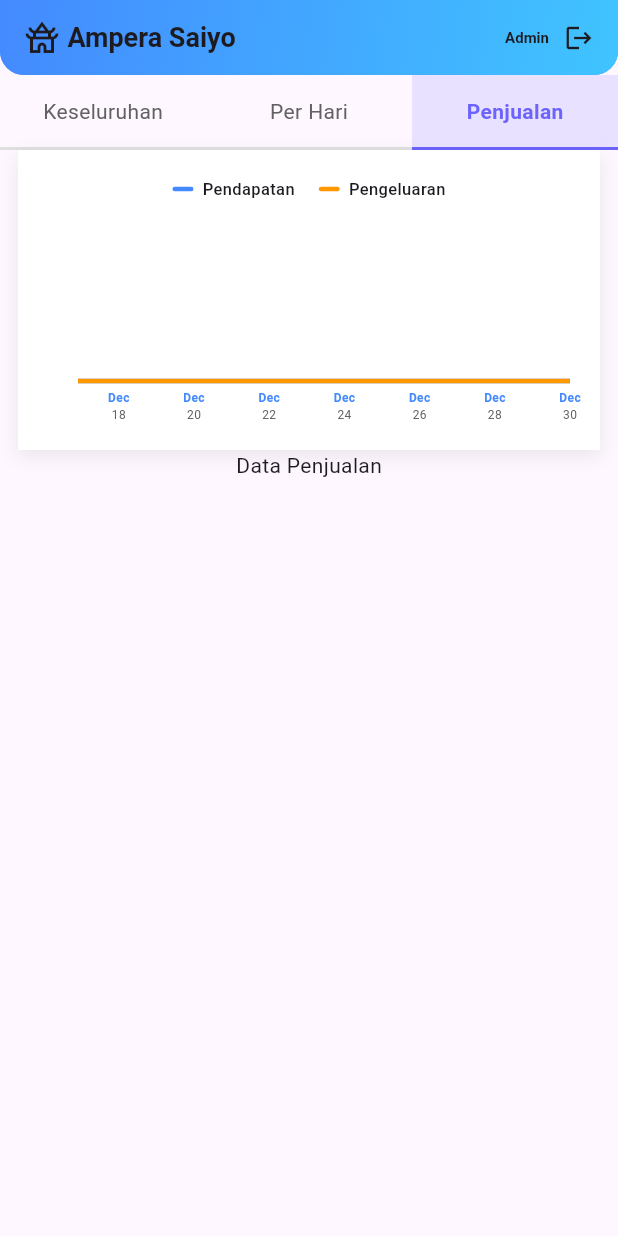
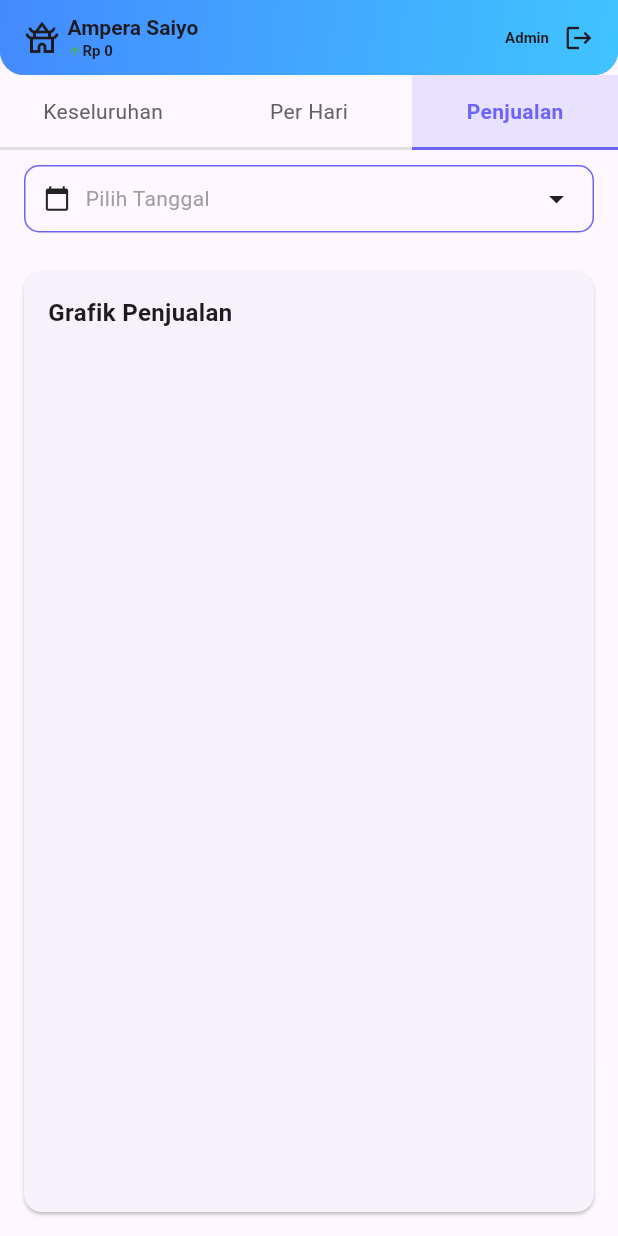
Before and after one commit to Raflirr70/KP_v2, a Flutter app: the Monitoring screen opened directly, after a tap on "Per Hari", after a tap on "Penjualan", on a phone screen of 412 x 824 dp. Run offline on Flutter 3.47's test engine with Material 3 defaults, Android fonts, the light colour scheme and no system bars; drawn by our look-alikes of fl_chart; our stand-ins replace cloud_firestore, firebase_auth, firebase_core, google_fonts, shared_preferences; accounts and stored records are empty.

Commit message:
Menambahkan fitur laba

```diff
--- a/lib/model/laporan.dart
+++ b/lib/model/laporan.dart
@@ -306,6 +306,57 @@ class Laporans extends ChangeNotifier {
       return total;
     } catch (e) {
       debugPrint("Error getPendapatanWaktu: $e");
+      return 0;
+    }
+  }
+
+  Future<double> getLaba() async {
+    try {
+      double totalPenjualan = 0;
+      double totalPengeluaran = 0;
+      double totalBiayaJadwal = 0;
+
+      // ===============================
+      // 🔥 HITUNG PENJUALAN
+      // ===============================
+      final penjualanSnapshot = await FirebaseFirestore.instance
+          .collection("penjualan")
+          .get();
+
+      for (final p in penjualanSnapshot.docs) {
+        totalPenjualan += (p.data()['total_harga'] ?? 0).toDouble();
+      }
+
+      // ===============================
+      // 🔥 HITUNG PENGELUARAN
+      // ===============================
+      final pengeluaranSnapshot = await FirebaseFirestore.instance
+          .collection("pengeluaran")
+          .get();
+
+      for (final p in pengeluaranSnapshot.docs) {
+        totalPengeluaran += (p.data()['total_harga'] ?? 0).toDouble();
+      }
+
+      // ===============================
+      // 🔥 HITUNG BIAYA JADWAL
+      // ===============================
+      final jadwalSnapshot = await FirebaseFirestore.instance
+          .collection("jadwal")
+          .get();
+
+      for (final j in jadwalSnapshot.docs) {
+        totalBiayaJadwal += (j.data()['nominal'] ?? 0).toDouble();
+      }
+
+      // ===============================
+      // ✅ LABA BERSIH
+      // ===============================
+      final laba = totalPenjualan - totalPengeluaran - totalBiayaJadwal;
+
+      return laba;
+    } catch (e) {
+      debugPrint("Error getLaba: $e");
       return 0;
     }
   }
--- a/lib/model/penjualan.dart
+++ b/lib/model/penjualan.dart
@@ -229,6 +229,60 @@ class Penjualans extends ChangeNotifier {
     notifyListeners();
   }
 
+  Future<void> getPenjualanByHari({required DateTime hari}) async {
+    debugPrint("Penjualan hari $hari");
+    isLoading = true;
+    notifyListeners();
+
+    try {
+      final start = DateTime(hari.year, hari.month, hari.day);
+      final end = start.add(const Duration(days: 1));
+
+      // ===============================
+      // 1️⃣ Ambil LAPORAN berdasarkan tanggal
+      // ===============================
+      final laporanSnapshot = await FirebaseFirestore.instance
+          .collection('laporan')
+          .where('tanggal', isGreaterThanOrEqualTo: Timestamp.fromDate(start))
+          .where('tanggal', isLessThan: Timestamp.fromDate(end))
+          .get();
+
+      if (laporanSnapshot.docs.isEmpty) {
+        _datas.clear();
+        isLoading = false;
+        notifyListeners();
+        return;
+      }
+
+      final List<String> idLaporanList = laporanSnapshot.docs
+          .map((e) => e.id)
+          .toList();
+
+      // ===============================
+      // 2️⃣ Ambil PENJUALAN berdasarkan id_laporan
+      // ===============================
+      final penjualanSnapshot = await FirebaseFirestore.instance
+          .collection('penjualan')
+          .where('id_laporan', whereIn: idLaporanList)
+          .get();
+
+      _datas.clear();
+
+      for (var doc in penjualanSnapshot.docs) {
+        final p = Penjualan.fromMap(doc.id, doc.data());
+        p.detail = await _getDetailPenjualan(doc.id);
+        _datas.add(p);
+      }
+
+      debugPrint("Total penjualan: ${_datas.length}");
+    } catch (e) {
+      debugPrint("Error getPenjualanByHari: $e");
+    }
+
+    isLoading = false;
+    notifyListeners();
+  }
+
   Future<List<DetailPenjualan>> _getDetailPenjualan(String idPenjualan) async {
     List<DetailPenjualan> details = [];
 
--- a/lib/screen/owner/monitoring.dart
+++ b/lib/screen/owner/monitoring.dart
@@ -3,6 +3,7 @@ import 'package:kerprak/model/laporan.dart';
 import 'package:kerprak/widget/list/list_laporan.dart';
 import 'package:kerprak/widget/menu/LineChartPendapatanAll.dart';
 import 'package:kerprak/widget/menu/bar_chart_pendapatan_pengeluaran_cabang.dart';
+import 'package:kerprak/widget/menu/grafik_penjualan.dart';
 import 'package:kerprak/widget/menu/laporan_harian.dart';
 import 'package:kerprak/widget/navbar/appbar_admin.dart';
 import 'package:provider/provider.dart';
@@ -49,8 +50,9 @@ class _MonitoringState extends State<Monitoring> {
             ),
 
             // ================= INPUT TANGGAL =================
-            if (_current == MonitoringType.perhari) _datePicker(),
+            if (_current != MonitoringType.keseluruhan) _datePicker(),
 
+            if (_current != MonitoringType.penjualan) ...[
               // ================= CHART =================
               AnimatedSwitcher(
                 duration: const Duration(milliseconds: 250),
@@ -81,8 +83,14 @@ class _MonitoringState extends State<Monitoring> {
                     time: _selectedDate ?? DateTime.now(),
                   ),
                 ),
+              ],
             ] else
-              Expanded(child: Text("Data Penjualan")),
+              Expanded(
+                child: GrafikPenjualan(
+                  key: ValueKey(_selectedDate ?? DateTime.now()),
+                  time: _selectedDate ?? DateTime.now(),
+                ),
+              ),
           ],
         ),
       ),
@@ -194,7 +202,7 @@ class _MonitoringState extends State<Monitoring> {
         );
         break;
       case MonitoringType.penjualan:
-        chart = const Linechartpendapatanall();
+        chart = GrafikPenjualan(time: _selectedDate ?? DateTime.now());
         break;
     }
 
--- /dev/null
+++ b/lib/widget/menu/grafik_penjualan.dart
@@ -0,0 +1,139 @@
+import 'package:flutter/material.dart';
+import 'package:kerprak/model/makanan.dart';
+import 'package:kerprak/model/penjualan.dart';
+import 'package:provider/provider.dart';
+
+class GrafikPenjualan extends StatefulWidget {
+  final DateTime time;
+  const GrafikPenjualan({super.key, required this.time});
+
+  @override
+  State<GrafikPenjualan> createState() => _GrafikPenjualanState();
+}
+
+class _GrafikPenjualanState extends State<GrafikPenjualan> {
+  @override
+  void initState() {
+    super.initState();
+    WidgetsBinding.instance.addPostFrameCallback((_) {
+      context.read<Makanans>().getMakanan();
+      context.read<Penjualans>().getPenjualanByHari(hari: widget.time);
+    });
+  }
+
+  /// 🔥 Hitung total porsi per makanan
+  Map<String, int> _hitungPorsi(List<Penjualan> penjualans) {
+    final Map<String, int> hasil = {};
+
+    for (var p in penjualans) {
+      for (var d in p.detail) {
+        hasil[d.id_makanan] = (hasil[d.id_makanan] ?? 0) + d.jumlah;
+      }
+    }
+    return hasil;
+  }
+
+  @override
+  Widget build(BuildContext context) {
+    return Card(
+      margin: const EdgeInsets.all(16),
+      shape: RoundedRectangleBorder(borderRadius: BorderRadius.circular(12)),
+      child: Padding(
+        padding: const EdgeInsets.all(16),
+        child: Column(
+          crossAxisAlignment: CrossAxisAlignment.start,
+          children: [
+            const Text(
+              'Grafik Penjualan',
+              style: TextStyle(fontSize: 16, fontWeight: FontWeight.bold),
+            ),
+            const SizedBox(height: 16),
+
+            Expanded(
+              child: Consumer2<Makanans, Penjualans>(
+                builder: (context, makanans, penjualans, _) {
+                  final porsiMap = _hitungPorsi(penjualans.datas);
+
+                  final maxValue = porsiMap.values.isEmpty
+                      ? 1
+                      : porsiMap.values.reduce((a, b) => a > b ? a : b);
+
+                  // ===============================
+                  // 🔥 SORT MAKANAN BERDASARKAN PENJUALAN
+                  // ===============================
+                  final sortedMakanans = [...makanans.datas];
+                  sortedMakanans.sort((a, b) {
+                    final jumlahA = porsiMap[a.id] ?? 0;
+                    final jumlahB = porsiMap[b.id] ?? 0;
+                    return jumlahB.compareTo(jumlahA); // DESC
+                  });
+
+                  return ListView.builder(
+                    itemCount: sortedMakanans.length,
+                    itemBuilder: (context, index) {
+                      final makanan = sortedMakanans[index];
+                      final jumlah = porsiMap[makanan.id] ?? 0;
+                      final factor = jumlah / maxValue;
+
+                      return Padding(
+                        padding: const EdgeInsets.symmetric(vertical: 8),
+                        child: Row(
+                          children: [
+                            // LABEL
+                            SizedBox(
+                              width: 90,
+                              child: Text(
+                                makanan.nama,
+                                overflow: TextOverflow.ellipsis,
+                              ),
+                            ),
+
+                            // BAR
+                            Expanded(
+                              child: Stack(
+                                children: [
+                                  Container(
+                                    height: 14,
+                                    decoration: BoxDecoration(
+                                      color: Colors.grey.shade300,
+                                      borderRadius: BorderRadius.circular(6),
+                                    ),
+                                  ),
+                                  FractionallySizedBox(
+                                    widthFactor: factor,
+                                    alignment: Alignment.centerLeft,
+                                    child: Container(
+                                      height: 14,
+                                      decoration: BoxDecoration(
+                                        color: Colors.blue,
+                                        borderRadius: BorderRadius.circular(6),
+                                      ),
+                                    ),
+                                  ),
+                                ],
+                              ),
+                            ),
+
+                            const SizedBox(width: 8),
+
+                            // JUMLAH
+                            Text(
+                              jumlah.toString(),
+                              style: const TextStyle(
+                                fontWeight: FontWeight.bold,
+                              ),
+                            ),
+                          ],
+                        ),
+                      );
+                    },
+                  );
+                },
+              ),
+            ),
+          ],
+        ),
+      ),
+    );
+  }
+}
--- a/lib/widget/navbar/appbar_admin.dart
+++ b/lib/widget/navbar/appbar_admin.dart
@@ -1,16 +1,15 @@
 import 'package:firebase_auth/firebase_auth.dart';
 import 'package:flutter/material.dart';
+import 'package:kerprak/model/laporan.dart';
+import 'package:provider/provider.dart';
 
 class AppbarAdmin extends StatelessWidget {
-  final data;
-  const AppbarAdmin({super.key, this.data = ""});
+  const AppbarAdmin({super.key});
 
   @override
   Widget build(BuildContext context) {
     return ClipRRect(
-      borderRadius: BorderRadius.vertical(
-        bottom: Radius.circular(16), // atur radius sesukamu
-      ),
+      borderRadius: const BorderRadius.vertical(bottom: Radius.circular(16)),
       child: AppBar(
         automaticallyImplyLeading: false,
         backgroundColor: Colors.blueAccent,
@@ -20,40 +19,85 @@ class AppbarAdmin extends StatelessWidget {
               onTap: () {
                 Navigator.popUntil(context, (route) => route.isFirst);
               },
-
               child: Row(
                 children: [
-                  Icon(Icons.temple_buddhist_outlined),
-                  SizedBox(width: 5),
-                  Text(
-                    "Ampera Saiyo",
-                    style: TextStyle(fontWeight: FontWeight.bold, fontSize: 18),
+                  const Icon(Icons.temple_buddhist_outlined),
+                  const SizedBox(width: 5),
+                  Column(
+                    crossAxisAlignment: CrossAxisAlignment.start,
+                    children: [
+                      const Text(
+                        "Ampera Saiyo",
+                        style: TextStyle(
+                          fontWeight: FontWeight.bold,
+                          fontSize: 14,
+                        ),
+                      ),
+
+                      /// 🔥 LABA ASYNC
+                      FutureBuilder<double>(
+                        future: context.read<Laporans>().getLaba(),
+                        builder: (context, snapshot) {
+                          if (snapshot.connectionState ==
+                              ConnectionState.waiting) {
+                            return Text(
+                              "Memuat...",
+                              style: TextStyle(fontSize: 10),
+                            );
+                          }
+
+                          final laba = snapshot.data ?? 0;
+
+                          return Row(
+                            children: [
+                              laba.isNegative
+                                  ? Icon(
+                                      Icons.arrow_downward,
+                                      color: Colors.red,
+                                      size: 10,
+                                    )
+                                  : Icon(
+                                      Icons.arrow_upward,
+                                      color: Colors.green,
+                                      size: 10,
+                                    ),
+                              Text(
+                                "Rp ${laba.toStringAsFixed(0)}",
+                                style: const TextStyle(
+                                  fontWeight: FontWeight.bold,
+                                  fontSize: 10,
+                                ),
+                              ),
+                            ],
+                          );
+                        },
+                      ),
+                    ],
                   ),
                 ],
               ),
             ),
-            Spacer(),
-            Text(
+            const Spacer(),
+            const Text(
               "Admin",
               style: TextStyle(fontWeight: FontWeight.bold, fontSize: 10),
             ),
-
-            SizedBox(width: 10),
+            const SizedBox(width: 10),
             InkWell(
               onTap: () async {
                 final keluar = await showDialog(
                   context: context,
                   builder: (context) => AlertDialog(
-                    title: Text("Konfirmasi"),
-                    content: Text("Apakah Anda yakin ingin keluar?"),
+                    title: const Text("Konfirmasi"),
+                    content: const Text("Apakah Anda yakin ingin keluar?"),
                     actions: [
                       TextButton(
                         onPressed: () => Navigator.pop(context, false),
-                        child: Text("Batal"),
+                        child: const Text("Batal"),
                       ),
                       TextButton(
                         onPressed: () => Navigator.pop(context, true),
-                        child: Text("Keluar"),
+                        child: const Text("Keluar"),
                       ),
                     ],
                   ),
@@ -63,13 +107,12 @@ class AppbarAdmin extends StatelessWidget {
                   FirebaseAuth.instance.signOut();
                 }
               },
-
-              child: Icon(Icons.logout, size: 20),
+              child: const Icon(Icons.logout, size: 20),
             ),
           ],
         ),
         flexibleSpace: Container(
-          decoration: BoxDecoration(
+          decoration: const BoxDecoration(
             gradient: LinearGradient(
               colors: [Colors.blueAccent, Colors.lightBlueAccent],
               begin: Alignment.topLeft,
```
Lines whose indentation alone changed are shown as unchanged.
